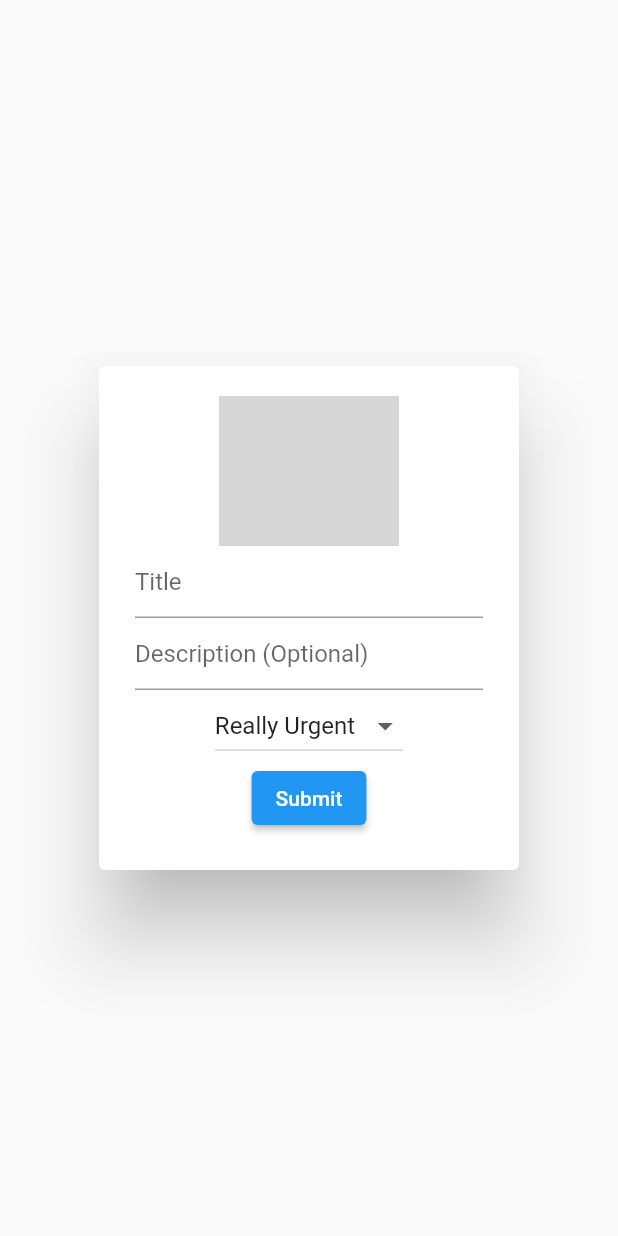
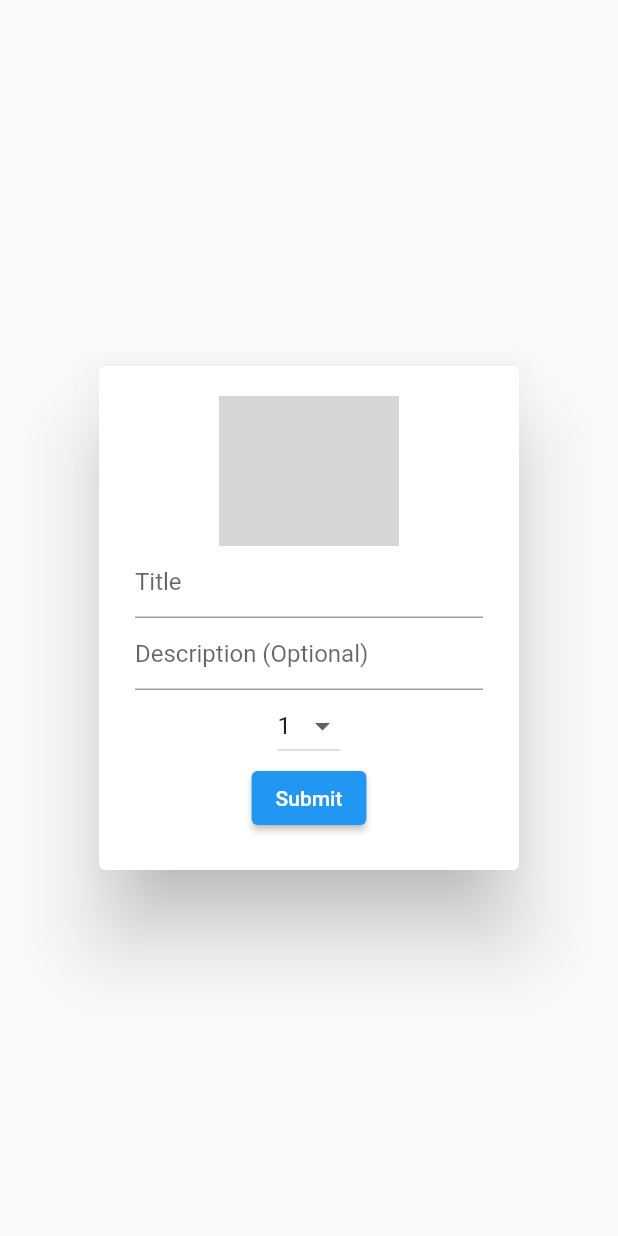
Before and after one commit to YoungWonks/ywsos2021_app, a Flutter app: the AddScanDialog widget shown alone on an empty page, opened directly with empty values, on a phone screen of 412 x 824 dp. Run offline on Flutter 3.47's test engine with Material 2 defaults, Android fonts, the phone set to English and light mode, and no system bars; our stand-ins replace camera, carousel_slider, gradient_widgets, image_picker; network calls fail; grey boxes are pictures that could not be loaded.

```diff
--- a/lib/models/scan.dart
+++ b/lib/models/scan.dart
@@ -11,27 +11,26 @@ import 'dart:typed_data';
 // }
 
 class Scan {
-  final String? id;
+  final String id;
   final Uint8List fileContents;
+  final Map<String, dynamic> position;
   final int upVote;
-  final List<double> position;
-  final String? scanDate;
+  final String date;
   final String title;
-  final String fileName;
-  final String urgency;
-  final String? description;
+  final String des;
+  final int urgency;
+
+  Scan({
+    required this.id,
+    required this.fileContents,
+    required this.position,
+    required this.upVote,
+    required this.date,
+    required this.title,
+    required this.des,
+    required this.urgency,
+  });
 
   // [2, 23.5]
 
-  Scan({
-    this.description,
-    required this.fileName,
-    required this.position,
-    this.id,
-    required this.fileContents,
-    required this.upVote,
-    this.scanDate,
-    required this.title,
-    required this.urgency,
-  });
 }
--- a/lib/screens/take_picture_screen.dart
+++ b/lib/screens/take_picture_screen.dart
@@ -37,7 +37,6 @@ class _TakePictureScreenState extends State<TakePictureScreen> {
   @override
   Widget build(BuildContext context) {
     final size = MediaQuery.of(context).size;
-    final deviceRatio = size.width / size.height;
     return Scaffold(
       extendBodyBehindAppBar: true,
       appBar: AppBar(
@@ -107,7 +106,9 @@ class _TakePictureScreenState extends State<TakePictureScreen> {
             );
           } else {
             // Otherwise, display a loading indicator.
-            return SplashScreen();
+            return Center(
+              child: CircularProgressIndicator(),
+            );
           }
         },
       ),
--- a/lib/widgets/add_scan_dialog.dart
+++ b/lib/widgets/add_scan_dialog.dart
@@ -20,13 +20,9 @@ class _AddScanDialogState extends State<AddScanDialog> {
   final TextEditingController _titleController = TextEditingController();
   final TextEditingController _descController = TextEditingController();
 
-  final List<String> urgencyItems = [
-    'Really Urgent',
-    'Kind of Urgent',
-    'Not Urgent'
-  ];
+  int? valueItem = 1;
 
-  String? valueItem = 'Really Urgent';
+  List urgencyRange = [1, 2, 3, 4, 5, 6, 7, 8, 9, 10];
 
   @override
   Widget build(BuildContext context) {
@@ -48,35 +44,28 @@ class _AddScanDialogState extends State<AddScanDialog> {
                 controller: _descController,
                 decoration: InputDecoration(hintText: 'Description (Optional)'),
               ),
-              DropdownButton<String>(
+              DropdownButton<int>(
                 value: valueItem,
-                onChanged: (String? newValue) {
+                onChanged: (int? newValue) {
                   setState(() {
                     valueItem = newValue;
                   });
                 },
-                items:
-                    urgencyItems.map<DropdownMenuItem<String>>((String value) {
-                  return DropdownMenuItem<String>(
+                items: urgencyRange.map<DropdownMenuItem<int>>((value) {
+                  return DropdownMenuItem<int>(
+                    child: Text(value.toString()),
                     value: value,
-                    child: Text(value),
                   );
                 }).toList(),
               ),
               ElevatedButton(
                 onPressed: () async {
                   Provider.of<Scans>(context, listen: false).addScan(
-                    Scan(
-                      id: null,
-                      title: _titleController.text,
-                      scanDate: DateTime.now().toIso8601String(),
-                      fileContents: widget.image,
-                      urgency: valueItem.toString(),
-                      upVote: 0,
-                      position: [12, 43.56],
-                      description: _descController.text,
-                      fileName: 'jfaljd',
-                    ),
+                    title: _titleController.text,
+                    fileContents: widget.image,
+                    urgency: valueItem,
+                    position: [12, 43.56],
+                    description: _descController.text,
                   );
                   Navigator.of(context)
                       .pushReplacementNamed(HomeScreen.routeName);
```
Also changed, not shown: lib/providers/scans.dart (+58 -44 lines), lib/screens/home_screen.dart (+21 -72 lines), lib/utils/variables.dart (added, +61 -0 lines), lib/widgets/carousel_scanned_item.dart (+9 -38 lines).
